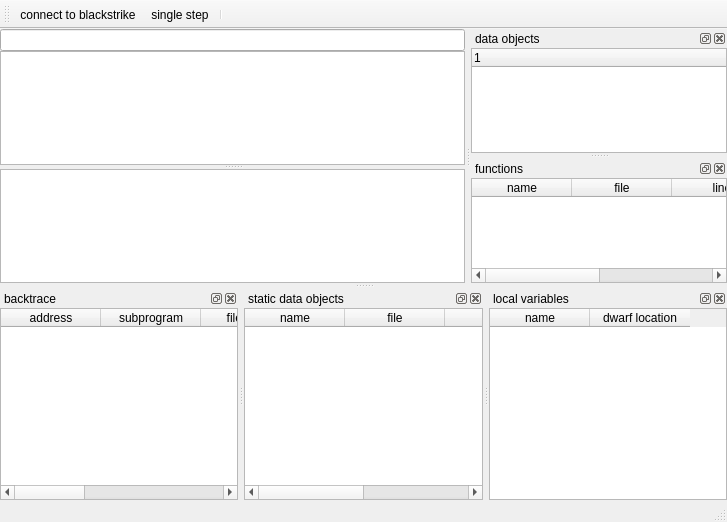
Qt form mainwindow.ui (stoyan-shopov/troll) before a commit.
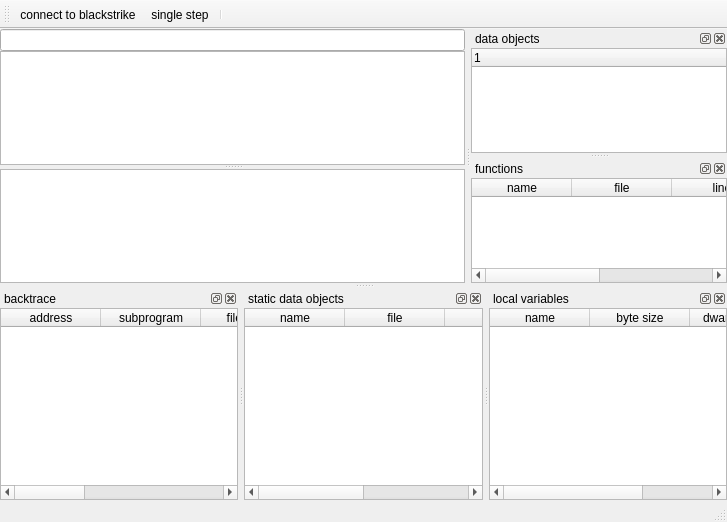
The same form after that commit.

Commit message: user interface adjustments

What changed in the file:
```diff
--- a/mainwindow.ui
+++ b/mainwindow.ui
@@ -319,11 +319,19 @@
        <property name="selectionBehavior">
         <enum>QAbstractItemView::SelectRows</enum>
        </property>
+       <attribute name="horizontalHeaderStretchLastSection">
+        <bool>true</bool>
+       </attribute>
        <column>
         <property name="text">
          <string>name</string>
         </property>
        </column>
+       <column>
+        <property name="text">
+         <string>byte size</string>
+        </property>
+       </column>
        <column>
         <property name="text">
          <string>dwarf location</string>
```
Left out of the diff: 6 changed lines with no effect on the pictures. The commit also changes 1 other file.
